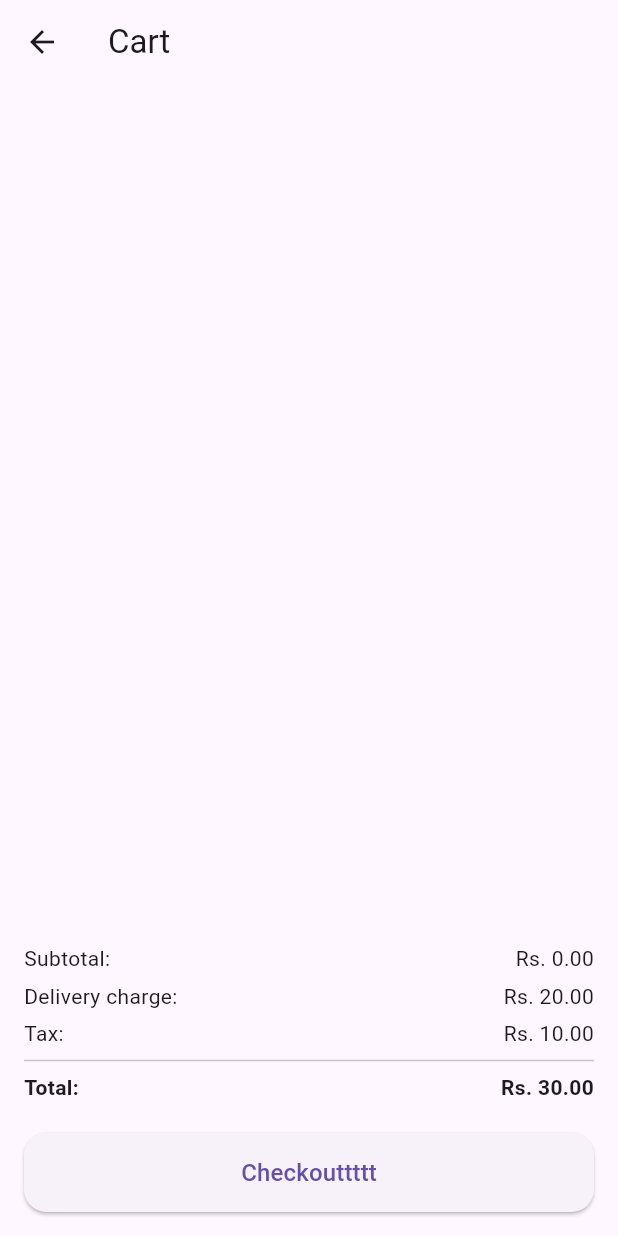
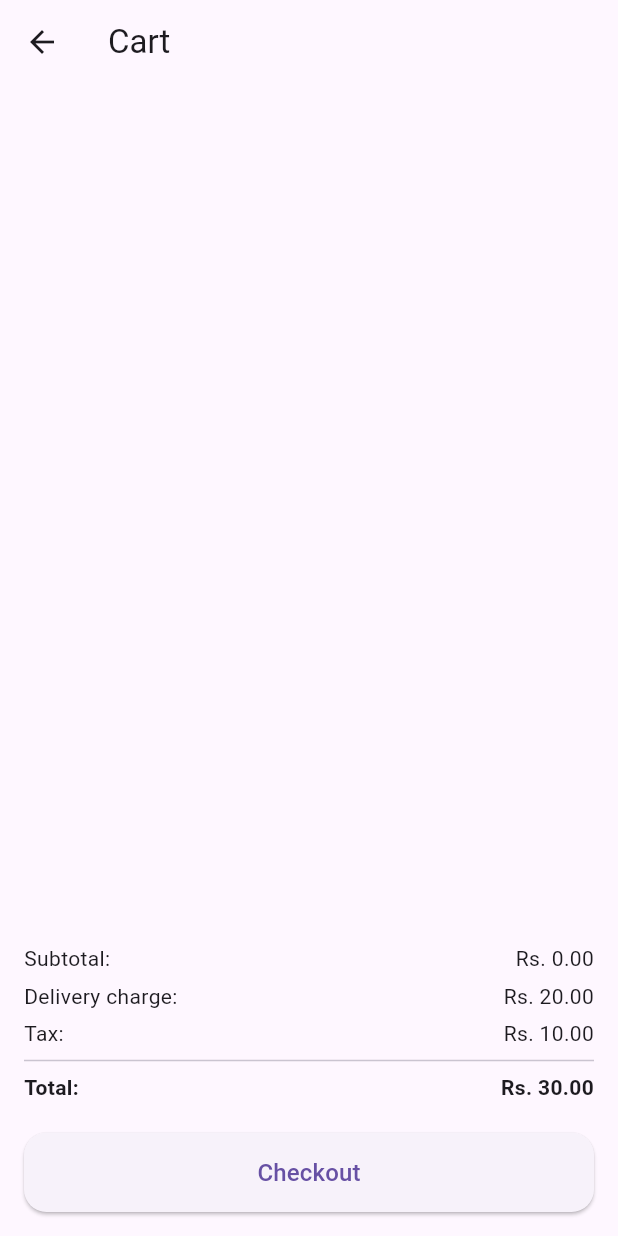
Before and after one commit to KaveeshaUdanii/doggi_app, a Flutter app: the CartContent screen opened directly, on a phone screen of 412 x 824 dp. Run offline on Flutter 3.47's test engine with Material 3 defaults, Android fonts, the phone set to English and light mode, and no system bars; our stand-ins replace cloud_firestore, curved_navigation_bar, firebase_auth, firebase_core, youtube_player_flutter; accounts and stored records are empty.

Commit message:
10th commit

```diff
--- a/lib/screens/Cart/CartContent.dart
+++ b/lib/screens/Cart/CartContent.dart
@@ -247,7 +247,7 @@ class _CartPageState extends State<CartContent> {
                   ),
                 ),
                 child: const Text(
-                  "Checkouttttt",
+                  "Checkout",
                   style: TextStyle(fontSize: 16),
                 ),
               ),
```
